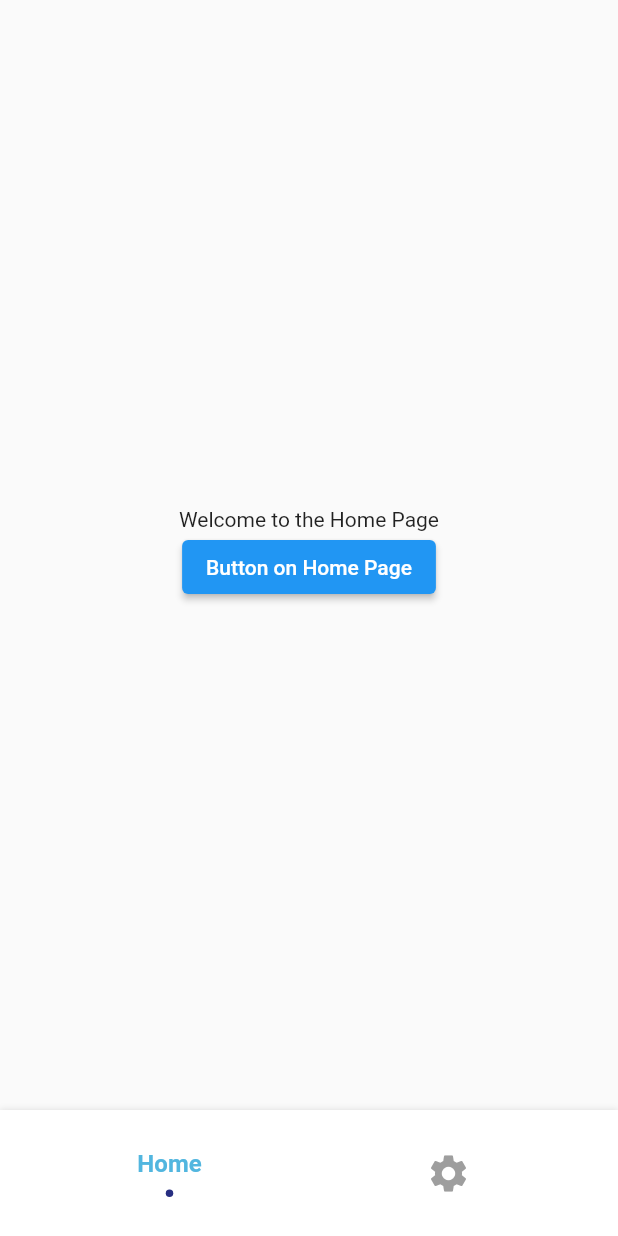
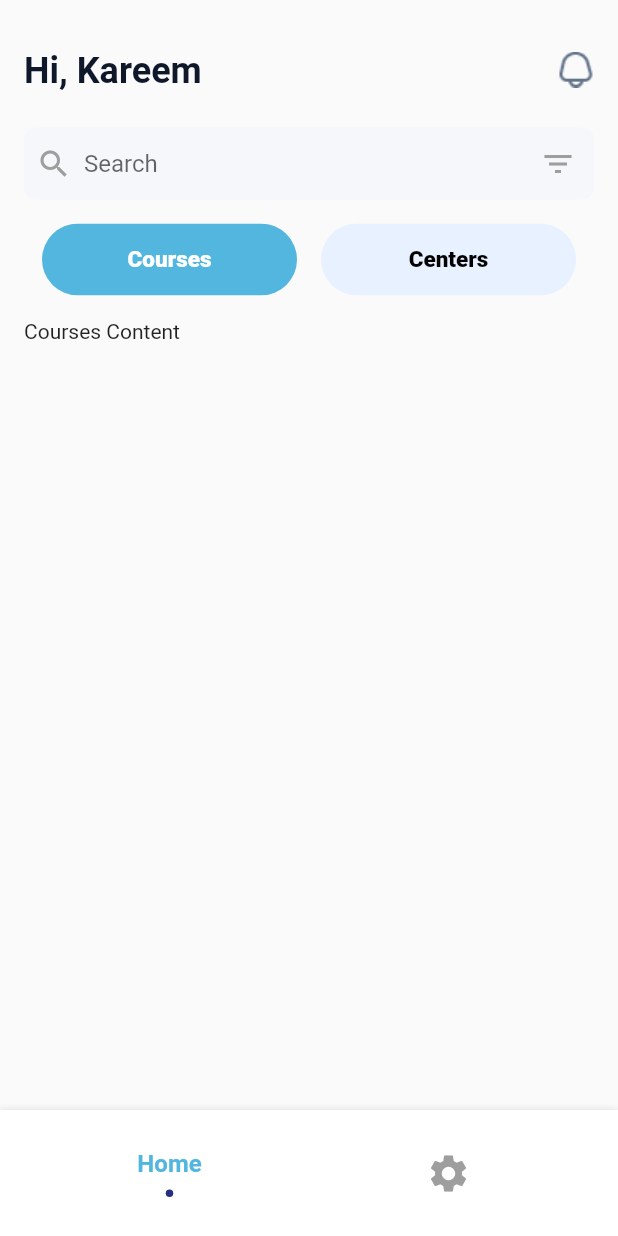
Before and after one commit to kareem2002-k/ClassMate, a Flutter app: the screen it shows once a user with an empty profile is signed in, on a phone screen of 412 x 824 dp. Run offline on Flutter 3.47's test engine with Material 2 defaults, Android fonts, the light colour scheme and no system bars; drawn by our look-alikes of flashy_tab_bar2; our stand-ins replace cloud_firestore, firebase_auth, firebase_core; accounts and stored records are empty; Roboto replaces fonts that are missing (Mulish, Poppins).

Commit message:
Home Page work

```diff
--- a/lib/components/bottomnavBar.dart
+++ /dev/null
@@ -1,71 +0,0 @@
-import 'package:flutter/material.dart';
-import 'package:curved_navigation_bar/curved_navigation_bar.dart';
-
-class BottomNavBark extends StatefulWidget {
-  final ValueChanged<int> onTabTapped;
-
-  BottomNavBark({required this.onTabTapped});
-
-  @override
-  _BottomNavBarkState createState() => _BottomNavBarkState();
-}
-
-class _BottomNavBarkState extends State<BottomNavBark> {
-  int _page = 0;
-  GlobalKey<CurvedNavigationBarState> _bottomNavigationKey = GlobalKey();
-
-  @override
-  Widget build(BuildContext context) {
-    return Scaffold(
-      bottomNavigationBar: CurvedNavigationBar(
-        key: _bottomNavigationKey,
-        index: _page,
-        height: 60.0,
-        items: <Widget>[
-          const Icon(Icons.add, size: 30),
-          const Icon(Icons.list, size: 30),
-          const Icon(Icons.compare_arrows, size: 30),
-          const Icon(Icons.call_split, size: 30),
-          const Icon(Icons.perm_identity, size: 30),
-        ],
-        color: Colors.white,
-        buttonBackgroundColor: Colors.white,
-        backgroundColor: Colors.blueAccent,
-        animationCurve: Curves.easeInOut,
-        animationDuration: const Duration(milliseconds: 600),
-        onTap: (index) {
-          setState(() {
-            _page = index;
-          });
-
-          // Call the callback to notify the parent about the tab change
-          widget.onTabTapped(index);
-        },
-        letIndexChange: (index) => true,
-      ),
-      body: Container(
-        color: Colors.blueAccent,
-        child: Center(
-          child: Column(
-            mainAxisAlignment: MainAxisAlignment.center,
-            children: <Widget>[
-              Text(_page.toString(), textScaleFactor: 10.0),
-              ElevatedButton(
-                child: const Text('Go To Page of index 1'),
-                onPressed: () {
-                  widget.onTabTapped(1); // Change to tab 1
-                },
-              ),
-              ElevatedButton(
-                child: const Text('Go To Page of index 2'),
-                onPressed: () {
-                  widget.onTabTapped(2); // Change to tab 2
-                },
-              )
-            ],
-          ),
-        ),
-      ),
-    );
-  }
-}
--- a/lib/pages/HomePage.dart
+++ b/lib/pages/HomePage.dart
@@ -2,8 +2,8 @@ import 'package:flutter/material.dart';
 import 'package:class_mate/services/authentication_service.dart';
 import 'package:firebase_auth/firebase_auth.dart';
 import 'package:class_mate/pages/LoginPage.dart';
-import 'ProfilePage.dart';
 import 'SettingsPage.dart';
+import 'SearchCourses.dart';
 import 'package:flashy_tab_bar2/flashy_tab_bar2.dart';
 
 class HomePage extends StatefulWidget {
@@ -15,7 +15,7 @@ class _HomePageState extends State<HomePage> {
   int _selectedIndex = 0; // Index of the selected tab
 
   final List<Widget> _pages = [
-    HomePageContent(), // Your original home page content
+    SearchCourses(), // Your original home page content
     const SettingsPage(), // Add your SettingsPage here
   ];
 
@@ -93,24 +93,3 @@ class _HomePageState extends State<HomePage> {
     });
   }
 }
-
-class HomePageContent extends StatelessWidget {
-  @override
-  Widget build(BuildContext context) {
-    // Build your original home page content here
-    return Center(
-      child: Column(
-        mainAxisAlignment: MainAxisAlignment.center,
-        children: [
-          const Text('Welcome to the Home Page'),
-          ElevatedButton(
-            onPressed: () {
-              // Do something when a button is pressed on the home page
-            },
-            child: const Text('Button on Home Page'),
-          ),
-        ],
-      ),
-    );
-  }
-}
--- /dev/null
+++ b/lib/pages/SearchCourses.dart
@@ -0,0 +1,166 @@
+import 'package:flutter/material.dart';
+
+class SearchCourses extends StatefulWidget {
+  const SearchCourses({Key? key}) : super(key: key);
+
+  @override
+  _SearchCoursesState createState() => _SearchCoursesState();
+}
+
+class _SearchCoursesState extends State<SearchCourses> {
+  bool _isCoursesSelected = true;
+
+  void _toggleSelected(bool selected) {
+    setState(() {
+      _isCoursesSelected = selected;
+    });
+  }
+
+  @override
+  Widget build(BuildContext context) {
+    final EdgeInsets padding = MediaQuery.of(context).padding;
+
+    return Scaffold(
+      body: SingleChildScrollView(
+        child: Padding(
+          padding: EdgeInsets.fromLTRB(
+            16.0,
+            padding.top + 32.0,
+            16.0,
+            16.0,
+          ),
+          child: Column(
+            crossAxisAlignment: CrossAxisAlignment.start,
+            children: [
+              Row(
+                mainAxisAlignment: MainAxisAlignment.spaceBetween,
+                children: [
+                  const Text(
+                    'Hi, Kareem',
+                    style: TextStyle(
+                      color: Color(0xFF0F172A),
+                      fontSize: 24,
+                      fontFamily: 'Poppins',
+                      fontWeight: FontWeight.w600,
+                      height: 1.2,
+                    ),
+                  ),
+                  GestureDetector(
+                    onTap: () {
+                      // Add your notification button action here
+                    },
+                    child: Image.asset(
+                      'assets/icon/bell.png',
+                      width: 24,
+                      height: 24,
+                    ),
+                  ),
+                ],
+              ),
+              const SizedBox(height: 24.0),
+              Container(
+                width: double.infinity,
+                decoration: BoxDecoration(
+                  color: const Color(0xFFF5F7FA),
+                  borderRadius: BorderRadius.circular(8.0),
+                ),
+                child: Row(
+                  children: [
+                    const Padding(
+                      padding: EdgeInsets.all(8.0),
+                      child: Icon(
+                        Icons.search,
+                        color: Colors.grey,
+                      ),
+                    ),
+                    Expanded(
+                      child: TextField(
+                        decoration: InputDecoration(
+                          hintText: 'Search',
+                          border: InputBorder.none,
+                        ),
+                      ),
+                    ),
+                    IconButton(
+                      icon: Icon(
+                        Icons.filter_list,
+                        color: Colors.grey,
+                      ),
+                      onPressed: () {
+                        // Handle filter button press
+                      },
+                    ),
+                  ],
+                ),
+              ),
+              const SizedBox(height: 16.0),
+              Row(
+                mainAxisAlignment: MainAxisAlignment.center,
+                children: [
+                  GestureDetector(
+                    onTap: () => _toggleSelected(true),
+                    child: _buildOptionButton('Courses', _isCoursesSelected),
+                  ),
+                  const SizedBox(width: 16.0),
+                  GestureDetector(
+                    onTap: () => _toggleSelected(false),
+                    child: _buildOptionButton('Centers', !_isCoursesSelected),
+                  ),
+                ],
+              ),
+              const SizedBox(height: 16.0),
+              _isCoursesSelected
+                  ? const Text('Courses Content')
+                  : const Text('Centers Content'),
+            ],
+          ),
+        ),
+      ),
+    );
+  }
+
+  Widget _buildOptionButton(String text, bool isSelected) {
+    return LayoutBuilder(
+      builder: (context, constraints) {
+        return Container(
+          width: constraints.maxWidth > 300 ? 170 : double.infinity,
+          height: 48,
+          clipBehavior: Clip.antiAlias,
+          decoration: BoxDecoration(),
+          child: Column(
+            mainAxisSize: MainAxisSize.min,
+            mainAxisAlignment: MainAxisAlignment.start,
+            crossAxisAlignment: CrossAxisAlignment.start,
+            children: [
+              Container(
+                width: constraints.maxWidth > 300 ? 170 : double.infinity,
+                height: 48,
+                decoration: ShapeDecoration(
+                  color: isSelected
+                      ? const Color(0xFF52B6DF)
+                      : const Color(0xFFE8F1FF),
+                  shape: RoundedRectangleBorder(
+                    borderRadius: BorderRadius.circular(24),
+                  ),
+                ),
+                child: Center(
+                  child: Text(
+                    text,
+                    textAlign: TextAlign.center,
+                    style: TextStyle(
+                      color: isSelected ? Colors.white : Colors.black,
+                      fontSize: 15,
+                      fontFamily: 'Mulish',
+                      fontWeight: FontWeight.w800,
+                      height: 0,
+                    ),
+                  ),
+                ),
+              ),
+            ],
+          ),
+        );
+      },
+    );
+  }
+}
--- a/pubspec.yaml
+++ b/pubspec.yaml
@@ -70,6 +70,7 @@ flutter_launcher_icons:
 flutter:
   assets:
     - assets/images/
+    - assets/icon/bell.png
 
   # The following line ensures that the Material Icons font is
   # included with your application, so that you can use the icons in
```
Also changed, not shown: assets/icon/bell.png (added).
